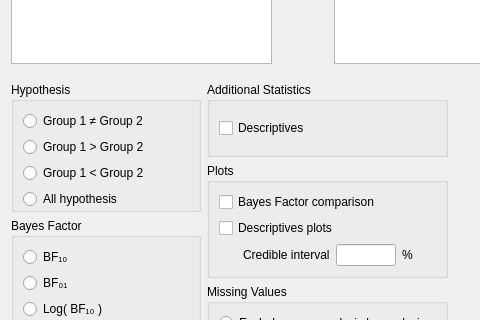
This is JASP-Desktop/analysisforms/Bain/bainttestbayesianindependentsamplesform.ui in koenderks/Jasp-desktop as Qt 5 draws it before an edit; both pictures show x 0 to 480 and y 385 to 705 of the 606 by 862 pixel window. The edited form follows.
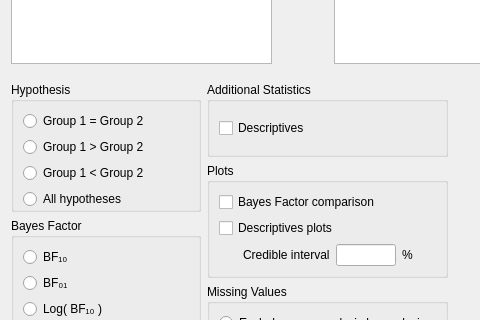
This is the edited form. Custom widgets are drawn as their Qt base class.

```diff
--- a/JASP-Desktop/analysisforms/Bain/bainttestbayesianindependentsamplesform.ui
+++ b/JASP-Desktop/analysisforms/Bain/bainttestbayesianindependentsamplesform.ui
@@ -292,14 +292,14 @@
                </sizepolicy>
               </property>
               <property name="text">
-               <string>Group 1 ≠ Group 2</string>
+               <string>Group 1 = Group 2</string>
               </property>
              </widget>
             </item>
             <item row="3" column="0">
              <widget class="QRadioButton" name="allTypes">
               <property name="text">
-               <string>All hypothesis</string>
+               <string>All hypotheses</string>
               </property>
              </widget>
             </item>
```
